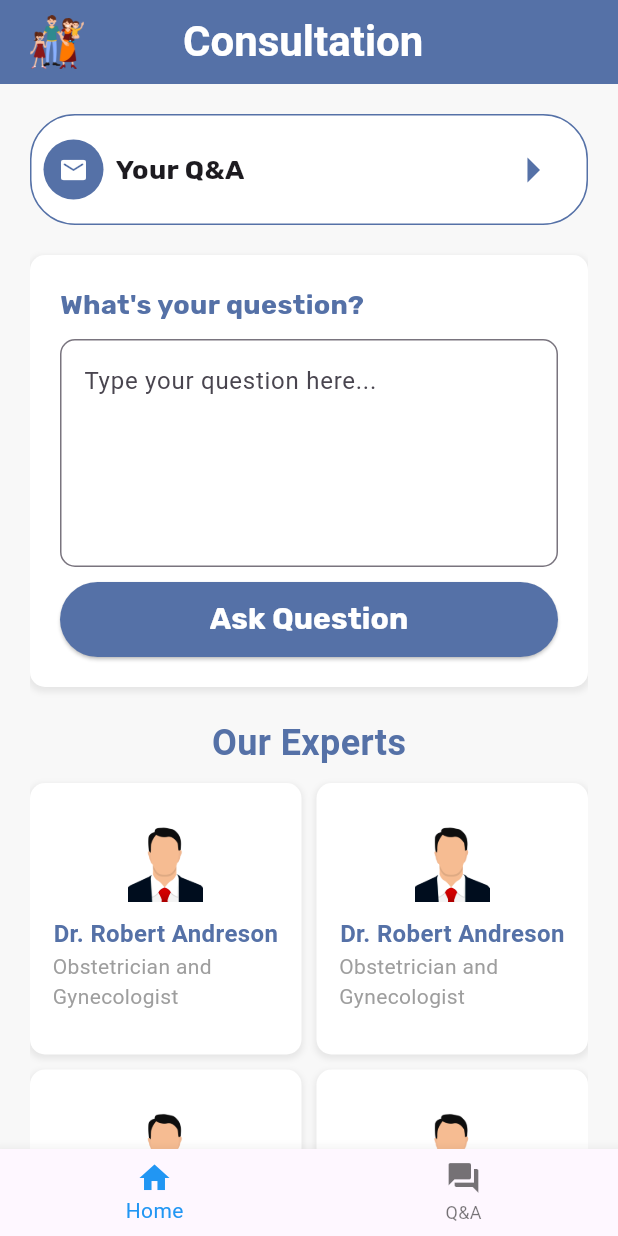
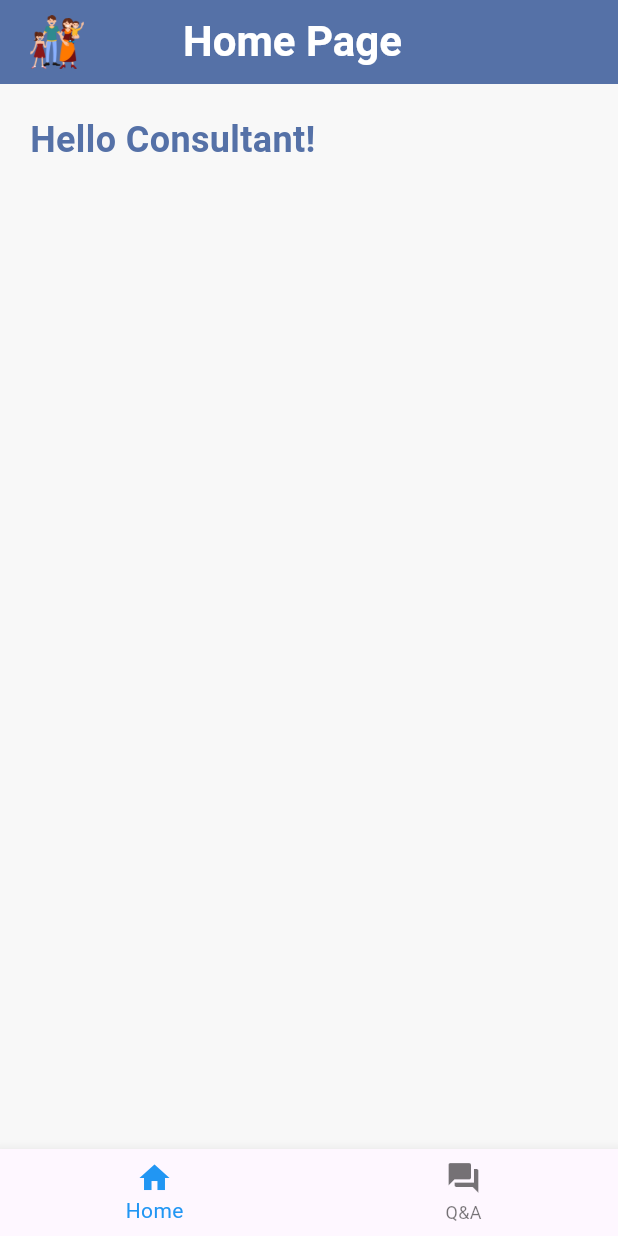
Before and after one commit to fadyashraf89/Parent-Pal, a Flutter app: the screen it shows after launch, on a phone screen of 412 x 824 dp. Run offline on Flutter 3.47's test engine with Material 3 defaults, Android fonts, the phone set to English and light mode, and no system bars; our stand-ins replace image_picker.

Commit message:
finishing so far
login-signup connection onpress
consultant homepage making

```diff
--- a/Parent_Pal/lib/main.dart
+++ b/Parent_Pal/lib/main.dart
@@ -18,12 +18,12 @@ class ParentPal extends StatelessWidget {
   Widget build(BuildContext context) {
     return MaterialApp(
         debugShowCheckedModeBanner: false,
-        home: ConsultantHomePage()
-        // home: ConsultationPage()
-        // home: ChildInfo()
-        // home: ConsultationPage()
-        // home: ConsultationPage()
-       // home: SignUpPage()
+        // home: LoginPage()
+      home: ConsultantHomePage()
+      // home: ChildInfo()
+      // home: ConsultationPage()
+      // home: ConsultationPage()
+      // home: SignUpPage()
       // home: ChildHomePage(name: "fady",age: 13,image: 'assets/images/fido.png',)
     );
   }
--- a/Parent_Pal/lib/pages/consultant_home_page.dart
+++ b/Parent_Pal/lib/pages/consultant_home_page.dart
@@ -30,7 +30,7 @@ class _ConsultantHomePageState extends State<ConsultantHomePage> {
   // Define a list of pages corresponding to each bottom navigation item
   static List<Widget> _widgetOptions = <Widget>[
     ConsultantHomePage(), // Placeholder for the current page (ConsultationPage)
-    QAConsultantPage(qaData: [],), // QAPage to navigate to
+    QAConsultantPage(qaData: []), // QAPage to navigate to
     // Add more pages if necessary
   ];
 
@@ -69,7 +69,7 @@ class _ConsultantHomePageState extends State<ConsultantHomePage> {
         title: Padding(
           padding: const EdgeInsets.only(left: 50.0),
           child: Text(
-            'Consultation',
+            'Home Page',
             style: TextStyle(
               fontSize: 28,
               fontWeight: FontWeight.bold,
@@ -98,152 +98,77 @@ class _ConsultantHomePageState extends State<ConsultantHomePage> {
               children: <Widget>[
                 SizedBox(height: 20.0), // Add spacing
 
+                // Personalized Greeting
                 Container(
-                  width: double.infinity, // Full width
-                  padding: const EdgeInsets.all(8.0),
-                  decoration: BoxDecoration(
-                    color: Colors.white,
-                    borderRadius: BorderRadius.circular(30.0),
-                    border: Border.all(
+                  alignment: Alignment.centerLeft,
+                  child: Text(
+                    'Hello Consultant!',
+                    style: TextStyle(
+                      fontSize: 24.0,
+                      fontWeight: FontWeight.bold,
                       color: Color(0xFF5571A7),
-                      width: 1, // Adjust border width as needed
                     ),
                   ),
-                  child: Row(
-                    mainAxisAlignment: MainAxisAlignment.spaceBetween,
-                    children: [
-                      Row(
-                        children: [
-                          Padding(
-                            padding: const EdgeInsets.only(right: 8.0),
-                            child: CircleAvatar(
-                              backgroundColor: Color(0xFF5571A7),
-                              child: IconButton(
-                                icon: Icon(Icons.email_rounded),
-                                color: Colors.white,
-                                iconSize: 20,
-                                onPressed: () {
-                                  // Handle button press (optional)
-                                },
-                              ),
-                            ),
-                          ),
-                          Text(
-                            'Your Q&A',
-                            style: TextStyle(
-                              fontSize: 18.0,
-                              fontFamily: "Rubik",
-                              fontWeight: FontWeight.bold,
-                            ),
-                          ),
-                        ],
-                      ),
-                      IconButton(
-                        icon: Icon(Icons.arrow_right),
-                        color: Color(0xFF5571A7),
-                        iconSize: 40,
-                        onPressed: () {
-                          Navigator.push(
-                            context,
-                            MaterialPageRoute(
-                              builder: (context) => QAConsultantPage(qaData: qaData),
-                            ),
-                          );
-                        },
-                      ),
-                    ],
-                  ),
                 ),
+                // SizedBox(height: 20.0), // Add spacing
+                //
+                // Container(
+                //   margin: EdgeInsets.only(top: 20.0),
+                //   width: double.infinity, // Full width
+                //   padding: const EdgeInsets.all(20.0),
+                //   decoration: BoxDecoration(
+                //     color: Colors.white,
+                //     borderRadius: BorderRadius.circular(10.0),
+                //     boxShadow: [
+                //       BoxShadow(
+                //         color: Colors.grey.withOpacity(0.2),
+                //         spreadRadius: 1,
+                //         blurRadius: 3,
+                //         offset: Offset(0, 2), // Bottom shadow
+                //       ),
+                //     ],
+                //   ),
+                //   child: Column(
+                //     crossAxisAlignment: CrossAxisAlignment.start,
+                //     children: [
+                //       Text(
+                //         'What\'s your question?',
+                //         style: TextStyle(
+                //             fontFamily: "Rubik",
+                //             fontSize: 18,
+                //             fontWeight: FontWeight.bold,
+                //             color: Color(0xFF5571A7)),
+                //       ),
+                //       SizedBox(height: 10.0),
+                //       TextField(
+                //         controller: _questionController,
+                //         maxLines: 5, // Allow multiple lines for input
+                //         decoration: InputDecoration(
+                //           hintText: 'Type your question here...',
+                //           border: OutlineInputBorder(
+                //             borderRadius: BorderRadius.circular(10.0),
+                //             borderSide: BorderSide(color: Colors.grey),
+                //           ),
+                //         ),
+                //       ),
+                //       SizedBox(height: 10.0),
+                //       ElevatedButton(
+                //         onPressed: _submitQuestion,
+                //         child: Text('Ask Question',
+                //             style: TextStyle(
+                //                 color: Colors.white,
+                //                 fontFamily: "Rubik",
+                //                 fontWeight: FontWeight.bold,
+                //                 fontSize: 20)),
+                //         style: ElevatedButton.styleFrom(
+                //           minimumSize: Size(double.infinity, 50),
+                //           backgroundColor: Color(0xFF5571A7),
+                //         ),
+                //       ),
+                //     ],
+                //   ),
+                // ),
 
-                Container(
-                  margin: EdgeInsets.only(top: 20.0),
-                  width: double.infinity, // Full width
-                  padding: const EdgeInsets.all(20.0),
-                  decoration: BoxDecoration(
-                    color: Colors.white,
-                    borderRadius: BorderRadius.circular(10.0),
-                    boxShadow: [
-                      BoxShadow(
-                        color: Colors.grey.withOpacity(0.2),
-                        spreadRadius: 1,
-                        blurRadius: 3,
-                        offset: Offset(0, 2), // Bottom shadow
-                      ),
-                    ],
-                  ),
-                  child: Column(
-                    crossAxisAlignment: CrossAxisAlignment.start,
-                    children: [
-                      Text(
-                        'What\'s your question?',
-                        style: TextStyle(
-                            fontFamily: "Rubik",
-                            fontSize: 18,
-                            fontWeight: FontWeight.bold,
-                            color: Color(0xFF5571A7)),
-                      ),
-                      SizedBox(height: 10.0),
-                      TextField(
-                        controller: _questionController,
-                        maxLines: 5, // Allow multiple lines for input
-                        decoration: InputDecoration(
-                          hintText: 'Type your question here...',
-                          border: OutlineInputBorder(
-                            borderRadius: BorderRadius.circular(10.0),
-                            borderSide: BorderSide(color: Colors.grey),
-                          ),
-                        ),
-                      ),
-                      SizedBox(height: 10.0),
-                      ElevatedButton(
-                        onPressed: _submitQuestion,
-                        child: Text('Ask Question',
-                            style: TextStyle(
-                                color: Colors.white,
-                                fontFamily: "Rubik",
-                                fontWeight: FontWeight.bold,
-                                fontSize: 20)),
-                        style: ElevatedButton.styleFrom(
-                          minimumSize: Size(double.infinity, 50),
-                          backgroundColor: Color(0xFF5571A7),
-                        ),
-                      ),
-                    ],
-                  ),
-                ),
-
-                SizedBox(height: 20.0), // Add spacing
-
-                Text(
-                  'Our Experts',
-                  style: TextStyle(
-                      fontSize: 24,
-                      fontWeight: FontWeight.bold,
-                      color: Color(0xFF5571A7)),
-                ),
-
-                SizedBox(height: 10.0), // Add spacing
-
-                GridView.builder(
-                  shrinkWrap: true,
-                  // Prevent grid view from expanding
-                  physics: NeverScrollableScrollPhysics(),
-                  // Disable scrolling
-                  gridDelegate: SliverGridDelegateWithFixedCrossAxisCount(
-                    crossAxisCount: 2, // Adjust for number of columns
-                    crossAxisSpacing: 10.0, // Spacing between columns
-                    mainAxisSpacing: 10.0, // Spacing between rows
-                    childAspectRatio:
-                    1, // Aspect ratio of each card (width/height)
-                  ),
-                  itemCount: 6,
-                  // Adjust for number of experts
-                  itemBuilder: (context, index) => ExpertCard(
-                    name: 'Dr. Robert Andreson',
-                    specialty: 'Obstetrician and Gynecologist',
-                    image: "assets/images/avatar.png",
-                  ),
-                ),
 
                 SizedBox(height: 20.0), // Add spacing
               ],
--- a/Parent_Pal/lib/pages/login_page.dart
+++ b/Parent_Pal/lib/pages/login_page.dart
@@ -1,4 +1,5 @@
 import 'package:flutter/material.dart';
+import 'sign-up.dart';
 
 class LoginPage extends StatefulWidget {
   @override
@@ -163,6 +164,10 @@ class _LoginPageState extends State<LoginPage> {
                     TextButton(
                       onPressed: () {
                         // Navigate to sign up page
+                        Navigator.push(
+                          context,
+                          MaterialPageRoute(builder: (context) => SignUpPage()),
+                        );
                       },
                       child: Text('Sign Up',
                           style: TextStyle(
@@ -179,4 +184,4 @@ class _LoginPageState extends State<LoginPage> {
   }
 }
 
-void main() => runApp(LoginPage());
+void main() => runApp(MaterialApp(home: LoginPage()));
--- a/Parent_Pal/lib/pages/sign-up.dart
+++ b/Parent_Pal/lib/pages/sign-up.dart
@@ -1,5 +1,5 @@
 import 'dart:io';
-
+import 'login_page.dart';
 import 'package:flutter/material.dart';
 import 'package:image_picker/image_picker.dart';
 
@@ -219,6 +219,10 @@ class _SignUpPageState extends State<SignUpPage> {
                 SizedBox(height: 10),
                 TextButton(
                   onPressed: () {
+                    Navigator.push(
+                      context,
+                      MaterialPageRoute(builder: (context) => LoginPage()),
+                    );
                     Navigator.pushNamed(context, '/login');
                   },
                   child: Text(
```
